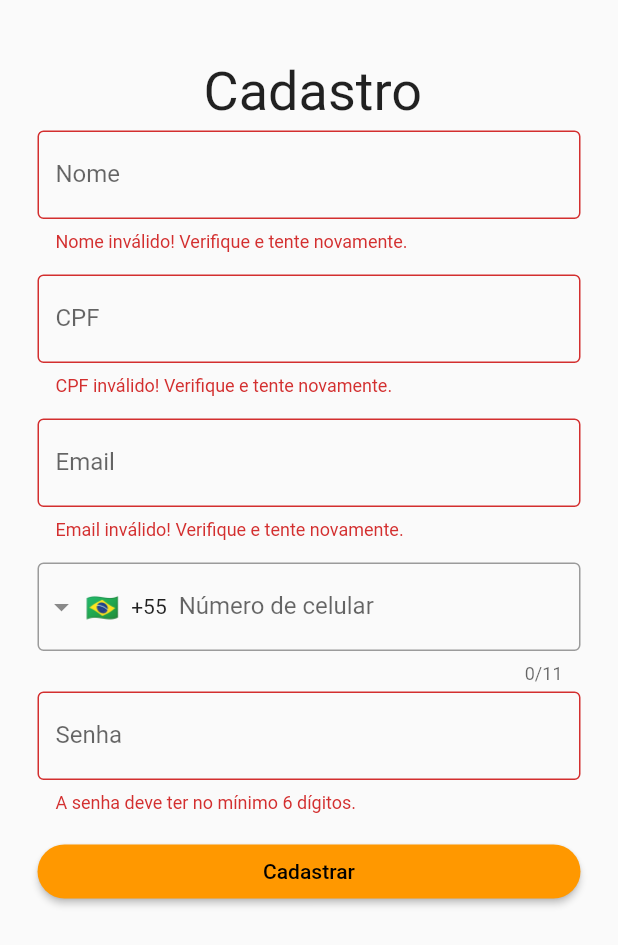
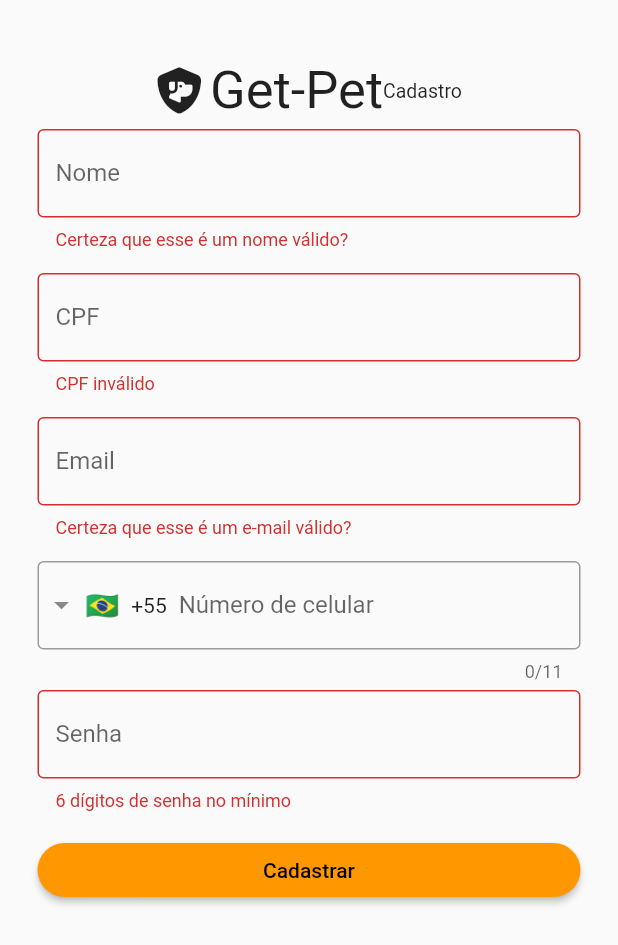
Before and after one commit to mdsreq-fga-unb/2022.2-GetPet, a Flutter app: the screen it shows after launch, after a tap on "Cadastrar", on a phone screen of 412 x 824 dp. Shown: the top 945 px of the screen. Run offline on Flutter 3.47's test engine with Material 2 defaults, Android fonts, the phone set to English and light mode, and no system bars; drawn by our look-alikes of intl_phone_field; our stand-ins replace cloud_firestore, firebase_auth, firebase_core, font_awesome_flutter; accounts and stored records are empty.

Commit message:
Adicionando arquivos de cadastro

```diff
--- /dev/null
+++ b/getpet_app/lib/Telas/Cadastro.dart
@@ -0,0 +1,218 @@
+import 'package:flutter/material.dart';
+import 'package:font_awesome_flutter/font_awesome_flutter.dart';
+import 'package:getpet/Telas/Entrar.dart';
+import 'package:getpet/Telas/Principal.dart';
+import 'package:scoped_model/scoped_model.dart';
+import '../models/user_model.dart';
+import 'package:intl_phone_field/intl_phone_field.dart';
+
+class Cadastro extends StatefulWidget {
+  const Cadastro({Key? key}) : super(key: key);
+
+  @override
+  State<Cadastro> createState() => _CadastroState();
+}
+
+class _CadastroState extends State<Cadastro> {
+
+  final GlobalKey<FormState> _formKey = GlobalKey<FormState>();
+  TextEditingController emailControlador = TextEditingController();
+  TextEditingController senhaControlador = TextEditingController();
+  TextEditingController nomeControlador = TextEditingController();
+  TextEditingController cpfControlador = TextEditingController();
+  late String numeroCelular;
+
+  @override
+  Widget build(BuildContext context) {
+    return ScopedModelDescendant<UserModel>(
+        builder: (context, child, model) {
+          return Scaffold(
+            body: SingleChildScrollView(
+                child: Column(
+                  children: [
+                    const Padding(padding: EdgeInsets.only(top: 40)),
+                    Row(
+                      mainAxisAlignment: MainAxisAlignment.center, //Center Row contents horizontally,
+                      crossAxisAlignment: CrossAxisAlignment.center, //Center Row contents vertically,
+                      children: const [
+                        FaIcon(FontAwesomeIcons.shieldDog, size: 31,),
+                        SizedBox(width: 5,),
+                        Text("Get-Pet", style: TextStyle(fontSize: 35),),
+                        Text("Cadastro", style: TextStyle(fontSize: 13),),
+                      ],
+                    ),
+                    const SizedBox(height: 5,),
+                    Form(
+                        key: _formKey,
+                        child: Column(
+                          children: [
+                            SizedBox(
+                              width: MediaQuery.of(context).size.width - 50,
+                              child: TextFormField(
+                                controller: nomeControlador,
+                                obscureText: false,
+                                keyboardType: TextInputType.text,
+                                decoration: const InputDecoration(
+                                  labelText: "Nome",
+                                  enabledBorder: OutlineInputBorder(
+                                    borderSide: BorderSide(color: Colors.grey, width: 0.0),
+                                  ),
+                                  border: OutlineInputBorder(
+                                      borderSide: BorderSide()),
+                                ),
+                                validator: (text){
+                                  if(text!.isEmpty || text!.length > 30) {
+                                    return "Certeza que esse é um nome válido?";
+                                  } else return null;
+                                },
+                              ),
+                            ),
+                            const SizedBox(height: 15,),
+                            SizedBox(
+                              width: MediaQuery.of(context).size.width - 50,
+                              child: TextFormField(
+                                controller: cpfControlador,
+                                obscureText: false,
+                                keyboardType: TextInputType.text,
+                                decoration: const InputDecoration(
+                                  labelText: "CPF",
+                                  enabledBorder: OutlineInputBorder(
+                                    borderSide: BorderSide(color: Colors.grey, width: 0.0),
+                                  ),
+                                  border: OutlineInputBorder(
+                                      borderSide: BorderSide()),
+                                ),
+                                validator: (text){
+                                  if(text!.isEmpty || text.length != 11) {
+                                    return "CPF inválido";
+                                  } else return null;
+                                },
+                              ),
+                            ),
+                            const SizedBox(height: 15,),
+                            SizedBox(
+                              width: MediaQuery.of(context).size.width - 50,
+                              child: TextFormField(
+                                controller: emailControlador,
+                                obscureText: false,
+                                keyboardType: TextInputType.emailAddress,
+                                decoration: const InputDecoration(
+                                  labelText: "Email",
+                                  enabledBorder: OutlineInputBorder(
+                                    borderSide: BorderSide(color: Colors.grey, width: 0.0),
+                                  ),
+                                  border: OutlineInputBorder(
+                                      borderSide: BorderSide()),
+                                ),
+                                validator: (text){
+                                  if(!text!.contains("@")) {
+                                    return "Certeza que esse é um e-mail válido?";
+                                  } else return null;
+                                },
+                              ),
+                            ),
+                            const SizedBox(height: 15,),
+                            SizedBox(
+                              width: MediaQuery.of(context).size.width - 50,
+                              child: IntlPhoneField(
+                                decoration: const InputDecoration(
+                                  labelText: 'Número de celular',
+                                  border: OutlineInputBorder(
+                                    borderSide: BorderSide(),
+                                  ),
+                                ),
+                                initialCountryCode: 'BR',
+                                onChanged: (phone) {
+                                  numeroCelular = phone.completeNumber;
+                                },
+                              ),
+                            ),
+                            const SizedBox(height: 5,),
+                            SizedBox(
+                              width: MediaQuery.of(context).size.width - 50,
+                              child: TextFormField(
+                                controller: senhaControlador,
+                                obscureText: true,
+                                keyboardType: TextInputType.text,
+                                decoration: const InputDecoration(
+                                  labelText: "Senha",
+                                  enabledBorder: OutlineInputBorder(
+                                    borderSide: BorderSide(color: Colors.grey, width: 0.0),
+                                  ),
+                                  border: OutlineInputBorder(
+                                      borderSide: BorderSide()),
+                                ),
+                                validator: (text){
+                                  if(text!.length < 6) {
+                                    return "6 dígitos de senha no mínimo";
+                                  } else return null;
+                                },
+                              ),
+                            ),
+                            const SizedBox(height: 15,),
+                            SizedBox(
+                              width: MediaQuery.of(context).size.width - 50,
+                              child: ElevatedButton(
+                                style: ElevatedButton.styleFrom(shape: const StadiumBorder()),
+                                child: const Text("Cadastrar"),
+                                onPressed: (){
+                                  if(validarFormulario()){
+                                    Map<String, dynamic> userData = {
+                                      "email": emailControlador.text,
+                                      "latitude": 666,
+                                      "longitude": 666,
+                                      "numero": numeroCelular,
+                                      "ocupacao": "cliente",
+                                      "usuario": nomeControlador.text,
+                                    };
+                                    model.signUp(userData: userData, pass: senhaControlador.text, onSuccess: _sucesso, onFail: _falha);
+                                  }
+                                },
+                              ),
+                            ),
+                            const SizedBox(height: 10,),
+                            /*SizedBox(
+                              width: MediaQuery.of(context).size.width - 50,
+                              child: ElevatedButton(
+                                style: ElevatedButton.styleFrom(shape: const StadiumBorder()),
+                                child: const Text("Login"),
+                                onPressed: (){
+                                  Navigator.of(context).push(
+                                      MaterialPageRoute(builder: (context) => const Entrar())
+                                  );
+                                },
+                              ),
+                            ),*/
+                          ],
+                        )
+                    ),
+                  ],
+                )
+            ),
+          );
+        }
+    );
+  }
+
+  bool validarFormulario(){
+    final FormState? form = _formKey.currentState;
+    if(form!.validate()){
+      return true;
+    }
+    return false;
+  }
+
+  void _sucesso(){
+    Navigator.of(context).push(
+        MaterialPageRoute(builder: (context) => const Principal())
+    );
+  }
+
+  void _falha(){
+    ScaffoldMessenger.of(context).showSnackBar(const SnackBar(
+      duration: Duration(seconds: 2),
+      content: Text("Algo deu errado!"),
+    ));
+  }
+
+}
--- a/getpet_app/lib/main.dart
+++ b/getpet_app/lib/main.dart
@@ -1,29 +1,33 @@
+import 'package:flutter/material.dart';
+import 'package:getpet/Telas/Cadastro.dart';
+import 'package:getpet/Telas/Entrar.dart';
 import 'package:firebase_core/firebase_core.dart';
-import 'package:flutter/material.dart';
-import 'package:getpet_app/firebase_options.dart';
-import 'package:getpet_app/model/user_model.dart';
-import 'package:getpet_app/view/sign_up.dart';
+import 'firebase_options.dart';
 import 'package:scoped_model/scoped_model.dart';
+import 'models/user_model.dart';
 
-void main() async {
+void main() async{
   WidgetsFlutterBinding.ensureInitialized();
   await Firebase.initializeApp(options: DefaultFirebaseOptions.currentPlatform);
   runApp(const MyApp());
 }
 
+
 class MyApp extends StatelessWidget {
   const MyApp({super.key});
 
+  // This widget is the root of your application.
   @override
   Widget build(BuildContext context) {
     return ScopedModel<UserModel>(
-        model: UserModel(),
-        child: MaterialApp(
-          title: 'GetPet',
-          theme: ThemeData(
-            primarySwatch: Colors.orange,
-          ),
-          home: const SignUp(),
-        ));
+      model: UserModel(),
+      child: MaterialApp(
+        title: 'Flutter Demo',
+        theme: ThemeData(
+          primarySwatch: Colors.orange,
+        ),
+        home: const Cadastro(),
+      )
+    );
   }
 }
--- a/getpet_app/lib/view/sign_up.dart
+++ /dev/null
@@ -1,226 +0,0 @@
-import 'package:flutter/material.dart';
-import 'package:getpet_app/model/user_model.dart';
-import 'package:intl_phone_field/intl_phone_field.dart';
-import 'package:scoped_model/scoped_model.dart';
-
-class SignUp extends StatefulWidget {
-  const SignUp({Key? key}) : super(key: key);
-
-  @override
-  State<SignUp> createState() => _SignUpState();
-}
-
-class _SignUpState extends State<SignUp> {
-  final GlobalKey<FormState> _formKey = GlobalKey<FormState>();
-  TextEditingController nameController = TextEditingController();
-  TextEditingController cpfController = TextEditingController();
-  TextEditingController emailController = TextEditingController();
-  TextEditingController passwordController = TextEditingController();
-  late String phoneNumber;
-
-  @override
-  Widget build(BuildContext context) {
-    return ScopedModelDescendant<UserModel>(builder: (context, child, model) {
-      return Scaffold(
-        body: SingleChildScrollView(
-            child: Column(
-          children: [
-            const Padding(padding: EdgeInsets.only(top: 40)),
-            Row(
-              mainAxisAlignment:
-                  MainAxisAlignment.center, //Center Row contents horizontally,
-              crossAxisAlignment:
-                  CrossAxisAlignment.center, //Center Row contents vertically,
-              children: const [
-                SizedBox(
-                  width: 5,
-                ),
-                Text(
-                  "Cadastro",
-                  style: TextStyle(fontSize: 36),
-                ),
-              ],
-            ),
-            const SizedBox(
-              height: 5,
-            ),
-            Form(
-                key: _formKey,
-                child: Column(
-                  children: [
-                    SizedBox(
-                      width: MediaQuery.of(context).size.width - 50,
-                      child: TextFormField(
-                        controller: nameController,
-                        obscureText: false,
-                        keyboardType: TextInputType.text,
-                        decoration: const InputDecoration(
-                          labelText: "Nome",
-                          enabledBorder: OutlineInputBorder(
-                            borderSide:
-                                BorderSide(color: Colors.grey, width: 0.0),
-                          ),
-                          border: OutlineInputBorder(borderSide: BorderSide()),
-                        ),
-                        validator: (text) {
-                          if (text!.isEmpty || text.length > 30) {
-                            return "Nome inválido! Verifique e tente novamente.";
-                          } else
-                            return null;
-                        },
-                      ),
-                    ),
-                    const SizedBox(
-                      height: 15,
-                    ),
-                    SizedBox(
-                      width: MediaQuery.of(context).size.width - 50,
-                      child: TextFormField(
-                        controller: cpfController,
-                        obscureText: false,
-                        keyboardType: TextInputType.text,
-                        decoration: const InputDecoration(
-                          labelText: "CPF",
-                          enabledBorder: OutlineInputBorder(
-                            borderSide:
-                                BorderSide(color: Colors.grey, width: 0.0),
-                          ),
-                          border: OutlineInputBorder(borderSide: BorderSide()),
-                        ),
-                        validator: (text) {
-                          if (text!.isEmpty || text.length > 11) {
-                            return "CPF inválido! Verifique e tente novamente.";
-                          } else
-                            return null;
-                        },
-                      ),
-                    ),
-                    const SizedBox(
-                      height: 15,
-                    ),
-                    SizedBox(
-                      width: MediaQuery.of(context).size.width - 50,
-                      child: TextFormField(
-                        controller: emailController,
-                        obscureText: false,
-                        keyboardType: TextInputType.emailAddress,
-                        decoration: const InputDecoration(
-                          labelText: "Email",
-                          enabledBorder: OutlineInputBorder(
-                            borderSide:
-                                BorderSide(color: Colors.grey, width: 0.0),
-                          ),
-                          border: OutlineInputBorder(borderSide: BorderSide()),
-                        ),
-                        validator: (text) {
-                          if (!text!.contains("@")) {
-                            return "Email inválido! Verifique e tente novamente.";
-                          } else
-                            return null;
-                        },
-                      ),
-                    ),
-                    const SizedBox(
-                      height: 15,
-                    ),
-                    SizedBox(
-                      width: MediaQuery.of(context).size.width - 50,
-                      child: IntlPhoneField(
-                        decoration: const InputDecoration(
-                          labelText: 'Número de celular',
-                          border: OutlineInputBorder(
-                            borderSide: BorderSide(),
-                          ),
-                        ),
-                        initialCountryCode: 'BR',
-                        onChanged: (phone) {
-                          phoneNumber = phone.completeNumber;
-                        },
-                      ),
-                    ),
-                    const SizedBox(
-                      height: 5,
-                    ),
-                    SizedBox(
-                      width: MediaQuery.of(context).size.width - 50,
-                      child: TextFormField(
-                        controller: passwordController,
-                        obscureText: true,
-                        keyboardType: TextInputType.text,
-                        decoration: const InputDecoration(
-                          labelText: "Senha",
-                          enabledBorder: OutlineInputBorder(
-                            borderSide:
-                                BorderSide(color: Colors.grey, width: 0.0),
-                          ),
-                          border: OutlineInputBorder(borderSide: BorderSide()),
-                        ),
-                        validator: (text) {
-                          if (text!.length < 6) {
-                            return "A senha deve ter no mínimo 6 dígitos.";
-                          } else
-                            return null;
-                        },
-                      ),
-                    ),
-                    const SizedBox(
-                      height: 15,
-                    ),
-                    SizedBox(
-                      width: MediaQuery.of(context).size.width - 50,
-                      child: ElevatedButton(
-                        style: ElevatedButton.styleFrom(
-                            shape: const StadiumBorder()),
-                        child: const Text("Cadastrar"),
-                        onPressed: () {
-                          if (validarFormulario()) {
-                            Map<String, dynamic> userData = {
-                              "usuario": nameController.text,
-                              "email": emailController.text,
-                              "cpf": cpfController.text,
-                              "latitude": 666,
-                              "longitude": 666,
-                              "numero": phoneNumber,
-                              "ocupacao": "cliente",
-                            };
-                            model.signUp(
-                                userData: userData,
-                                password: passwordController.text,
-                                onSuccess: _sucesso,
-                                onFail: _falha);
-                          }
-                        },
-                      ),
-                    ),
-                    const SizedBox(
-                      height: 10,
-                    ),
-                  ],
-                )),
-          ],
-        )),
-      );
-    });
-  }
-
-  bool validarFormulario() {
-    final FormState? form = _formKey.currentState;
-    if (form!.validate()) {
-      return true;
-    }
-    return false;
-  }
-
-  void _sucesso() {
-    ScaffoldMessenger.of(context).showSnackBar(const SnackBar(
-      content: Text("Cadastro realizado com sucesso!"),
-    ));
-  }
-
-  void _falha(String e) {
-    ScaffoldMessenger.of(context).showSnackBar(SnackBar(
-      duration: const Duration(seconds: 2),
-      content: Text(e),
-    ));
-  }
-}
```
Also changed, not shown: getpet_app/lib/Telas/Principal.dart (added, +33 -0 lines), getpet_app/lib/model/user_model.dart (deleted, +0 -46 lines), getpet_app/lib/models/user_model.dart (added, +94 -0 lines), getpet_app/pubspec.yaml (+6 -2 lines), getpet_app/lib/firebase_options.dart (added), getpet_app/pubspec.lock, 32 other files.
